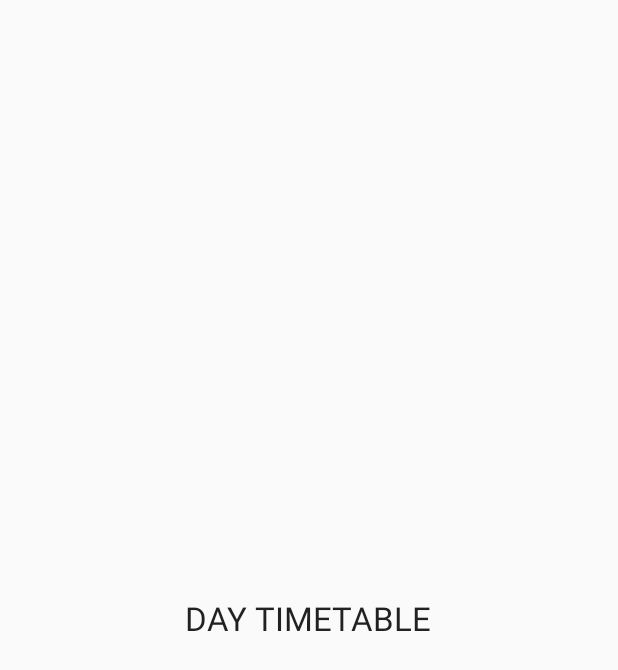
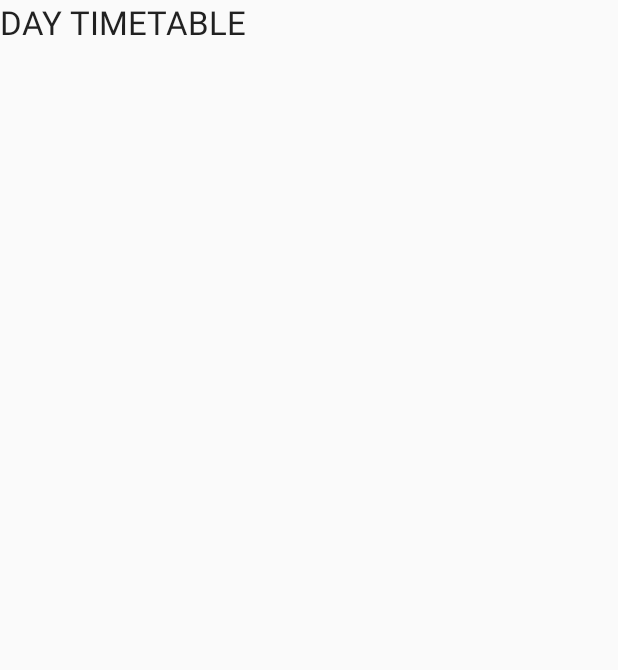
Before and after one commit to lozenia64/TimeCircle, an Android app: the TabActivity_1 screen opened directly, with no data from a screen before it, on a phone screen of 412 x 824 dp. Shown: the top 670 px of the screen. Run offline under Robolectric (Android 15) with nearby library versions, the phone set to English and light mode, and no system bars.

Commit message:
이부분은 별도의 수정 없음

```diff
--- a/app/src/main/AndroidManifest.xml
+++ b/app/src/main/AndroidManifest.xml
@@ -12,7 +12,6 @@
         <activity android:name=".MainActivity">
             <intent-filter>
                 <action android:name="android.intent.action.MAIN" />
-
                 <category android:name="android.intent.category.LAUNCHER" />
             </intent-filter>
         </activity>
--- a/app/src/main/java/com/example/ljy93/timecircle/TabActivity_1.java
+++ b/app/src/main/java/com/example/ljy93/timecircle/TabActivity_1.java
@@ -1,7 +1,12 @@
 package com.example.ljy93.timecircle;
 
 import android.app.Activity;
+import android.content.Intent;
+import android.net.Uri;
 import android.os.Bundle;
+import android.view.Menu;
+import android.view.MenuInflater;
+import android.view.MenuItem;
 
 import com.example.ljy93.timecircle.R;
 
--- a/app/src/main/java/com/example/ljy93/timecircle/TabActivity_2.java
+++ b/app/src/main/java/com/example/ljy93/timecircle/TabActivity_2.java
@@ -59,9 +59,6 @@ public class TabActivity_2 extends Activity {
 
 
     @Override
-
-
-
     protected void onCreate(Bundle savedInstanceState) {
         super.onCreate(savedInstanceState);
         setContentView(R.layout.activity_tab_activity_2);
--- a/app/src/main/java/com/example/ljy93/timecircle/decorators/OneDayDecorator.java
+++ b/app/src/main/java/com/example/ljy93/timecircle/decorators/OneDayDecorator.java
@@ -13,9 +13,9 @@ import com.prolificinteractive.materialcalendarview.MaterialCalendarView;
 
 import java.util.Date;
 
-/**
- * Decorate a day by making the text big and bold
- */
+// Created by TaeSeok on 2018-11-19.
+// Decorate a day by making the text big and bold
+
 public class OneDayDecorator implements DayViewDecorator {
 
     private CalendarDay date;
--- a/app/src/main/java/com/example/ljy93/timecircle/decorators/SaturdayDecorator.java
+++ b/app/src/main/java/com/example/ljy93/timecircle/decorators/SaturdayDecorator.java
@@ -8,10 +8,8 @@ import com.prolificinteractive.materialcalendarview.DayViewDecorator;
 import com.prolificinteractive.materialcalendarview.DayViewFacade;
 
 import java.util.Calendar;
-/**
- * Created by TaeSeok on 2018-11-03.
- */
 
+// Created by TaeSeok on 2018-11-19.
 
 public class SaturdayDecorator implements DayViewDecorator {
 
--- a/app/src/main/java/com/example/ljy93/timecircle/decorators/SundayDecorator.java
+++ b/app/src/main/java/com/example/ljy93/timecircle/decorators/SundayDecorator.java
@@ -9,9 +9,7 @@ import com.prolificinteractive.materialcalendarview.DayViewFacade;
 
 import java.util.Calendar;
 
-/**
- * Created by samsung on 2017-04-12.
- */
+// Created by TaeSeok on 2018-11-19.
 
 public class SundayDecorator implements DayViewDecorator {
 
--- a/app/src/main/res/layout/activity_tab_activity_1.xml
+++ b/app/src/main/res/layout/activity_tab_activity_1.xml
@@ -1,5 +1,5 @@
 <?xml version="1.0" encoding="utf-8"?>
-<RelativeLayout xmlns:android="http://schemas.android.com/apk/res/android"
+<LinearLayout xmlns:android="http://schemas.android.com/apk/res/android"
     xmlns:tools="http://schemas.android.com/tools"
     android:layout_width="match_parent"
     android:layout_height="match_parent"
@@ -9,9 +9,7 @@
         android:id="@+id/textView1"
         android:layout_width="wrap_content"
         android:layout_height="wrap_content"
-        android:layout_centerHorizontal="true"
-        android:layout_centerVertical="true"
         android:text="DAY TIMETABLE"
         android:textAppearance="?android:attr/textAppearanceLarge" />
 
-</RelativeLayout>
+</LinearLayout>
```
Also changed, not shown: app/src/main/java/com/example/ljy93/timecircle/MainActivity.java (+2 -18 lines), app/src/main/java/com/example/ljy93/timecircle/decorators/EventDecorator.java (+3 -7 lines).
